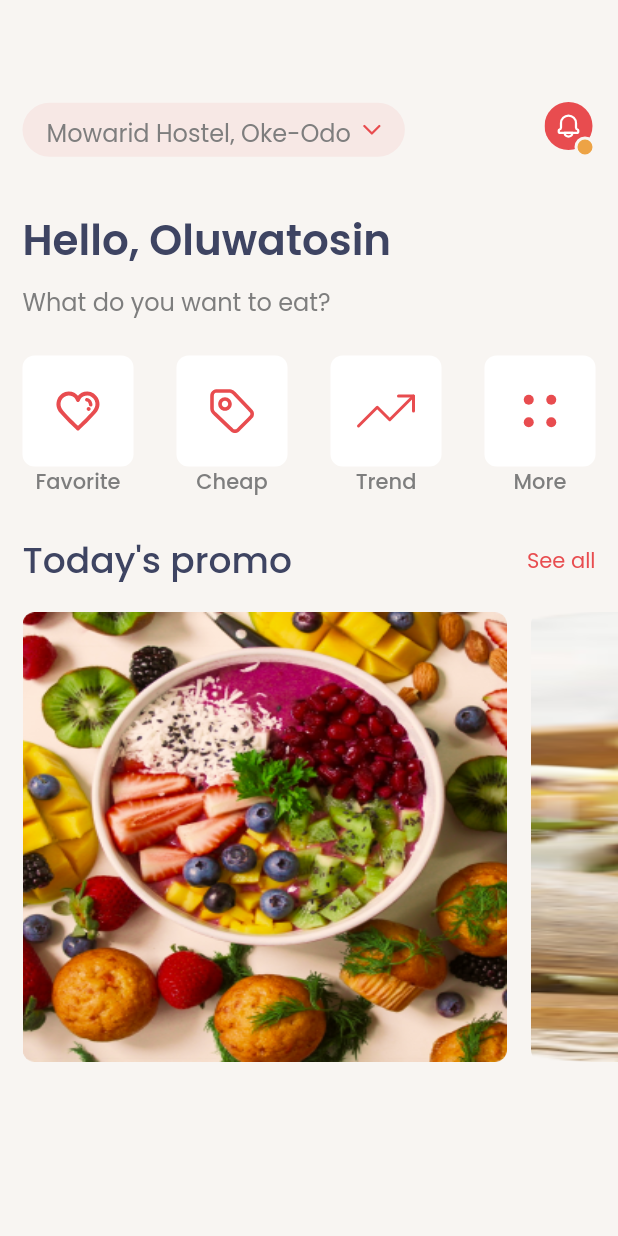
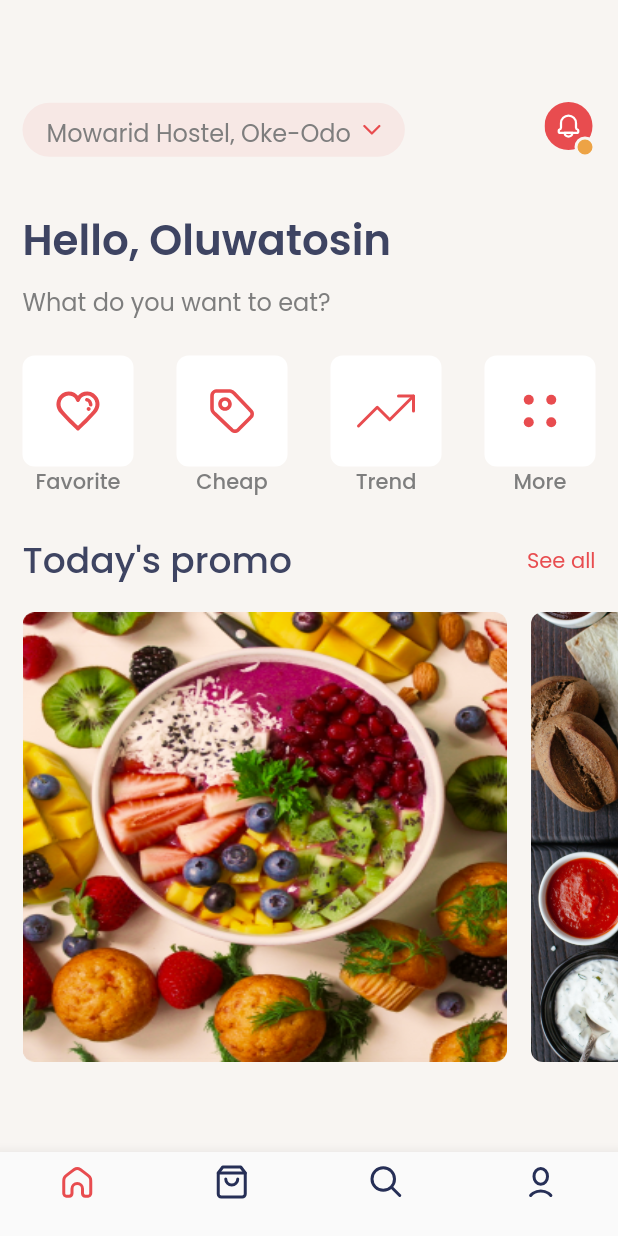
Before and after one commit to fiki2002/FOODIE, a Flutter app: the screen it shows after launch, on a phone screen of 412 x 824 dp. Run offline on Flutter 3.47's test engine with Material 2 defaults, Android fonts, the phone set to English and light mode, and no system bars; our stand-ins replace flutter_svg, google_fonts.

Commit message:
Restructured app

```diff
--- /dev/null
+++ b/lib/Screens/bottom_navigation_screen.dart
@@ -0,0 +1,71 @@
+import 'package:flutter/material.dart';
+import 'package:flutter_svg/flutter_svg.dart';
+import 'package:food_app/screens/fourth_screen.dart';
+import 'package:food_app/screens/home_page.dart';
+import 'package:food_app/screens/promo.dart';
+import 'package:food_app/screens/third_screen.dart';
+
+class BottomNavBar extends StatefulWidget {
+  const BottomNavBar({Key? key}) : super(key: key);
+
+  @override
+  State<BottomNavBar> createState() => _BottomNavBarState();
+}
+
+class _BottomNavBarState extends State<BottomNavBar> {
+  var currentIndex = 0;
+  final pages = [
+    const MyHomePage(),
+    const PromoPage(),
+    const ThirdScreen(),
+    const FourthScreen(),
+  ];
+
+  void _onItemTapped(int index) {
+    setState(() {
+      currentIndex = index;
+    });
+  }
+
+  @override
+  Widget build(BuildContext context) {
+    return Scaffold(
+      body: pages[currentIndex],
+      backgroundColor: Colors.white,
+      bottomNavigationBar: BottomNavigationBar(
+        currentIndex: currentIndex,
+        type: BottomNavigationBarType.fixed,
+        items: [
+          BottomNavigationBarItem(
+            label: '',
+            icon: SvgPicture.asset(
+              'assets/images/home.svg',
+              color: const Color(0xffE84C4F),
+            ),
+          ),
+          BottomNavigationBarItem(
+            label: '',
+            icon: SvgPicture.asset(
+              'assets/images/shopping-bag.svg',
+              color: const Color(0xff262F56),
+            ),
+          ),
+          BottomNavigationBarItem(
+            label: '',
+            icon: SvgPicture.asset(
+              'assets/images/search.svg',
+              color: const Color(0xff262F56),
+            ),
+          ),
+          BottomNavigationBarItem(
+            label: '',
+            icon: SvgPicture.asset(
+              'assets/images/user.svg',
+              color: const Color(0xff262F56),
+            ),
+          ),
+        ],
+      ),
+    );
+  }
+}
--- /dev/null
+++ b/lib/Screens/fourth_screen.dart
@@ -0,0 +1,12 @@
+import 'package:flutter/material.dart';
+
+class FourthScreen extends StatelessWidget {
+  const FourthScreen({Key? key}) : super(key: key);
+
+  @override
+  Widget build(BuildContext context) {
+    return const Center(
+      child: Text('Hey,Foodie'),
+    );
+  }
+}
--- a/lib/Screens/home_page.dart
+++ b/lib/Screens/home_page.dart
@@ -287,10 +287,8 @@ class _MyHomePageState extends State<MyHomePage> {
                         decoration: BoxDecoration(
                           borderRadius: BorderRadius.circular(8),
                           image: const DecorationImage(
-                            fit: BoxFit.fill,
-                            image: AssetImage(
-                              'assets/images/second_image.png',
-                            ),
+                            fit: BoxFit.cover,
+                            image:AssetImage('assets/images/food.jpg'),
                           ),
                         ),
                       ),
--- /dev/null
+++ b/lib/Screens/third_screen.dart
@@ -0,0 +1,12 @@
+import 'package:flutter/material.dart';
+
+class ThirdScreen extends StatelessWidget {
+  const ThirdScreen({Key? key}) : super(key: key);
+
+  @override
+  Widget build(BuildContext context) {
+    return const Center(
+      child:  Text('Hey Foodie'),
+    );
+  }
+}
--- a/lib/main.dart
+++ b/lib/main.dart
@@ -1,5 +1,6 @@
 import 'package:flutter/material.dart';
-import 'package:food_app/Screens/home_page.dart';
+
+import 'package:food_app/screens/bottom_navigation_screen.dart';
 
 void main() => runApp(
       const MyApp(),
@@ -13,7 +14,7 @@ class MyApp extends StatelessWidget {
     return const MaterialApp(
       title: 'FOODIE',
       debugShowCheckedModeBanner: false,
-      home:  MyHomePage(),
+      home:  BottomNavBar(),
     );
   }
 }
```
Also changed, not shown: assets/images/food.jpg (added), assets/images/home.svg (added), assets/images/search.svg (added), assets/images/second_image.png (deleted), assets/images/shopping-bag.svg (added), assets/images/user.svg (added), pubspec.lock, 1 other file.
